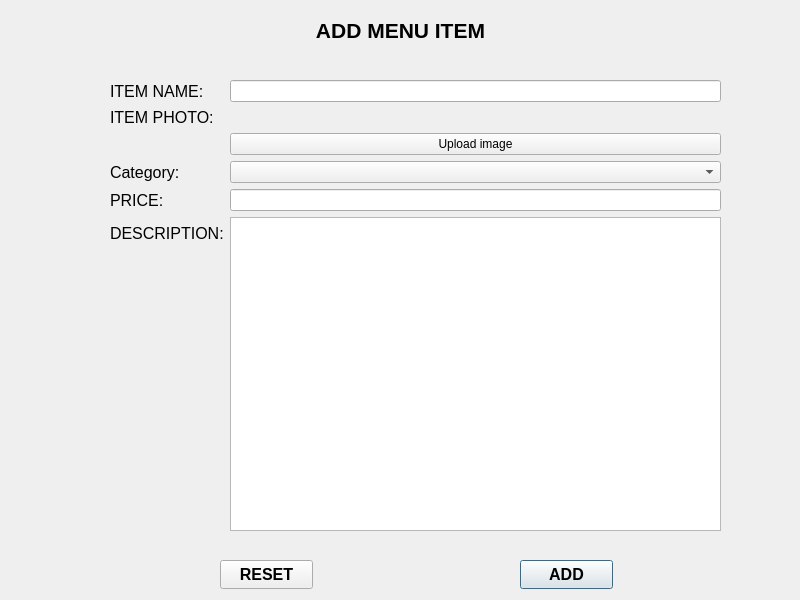
Old version of the form RMS_qt/addmenuitem.ui in the repository dev-pratik02/RMS.
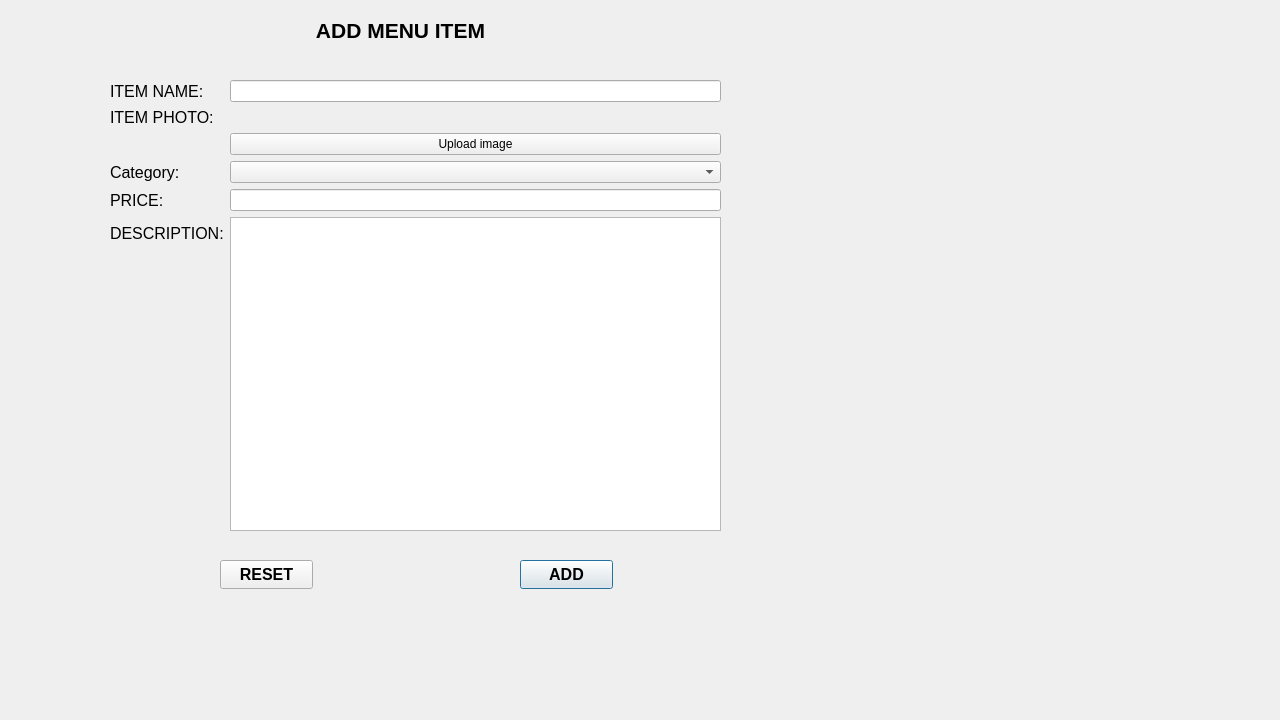
New version of the form.

The edit to the form file:
```diff
--- a/RMS_qt/addmenuitem.ui
+++ b/RMS_qt/addmenuitem.ui
@@ -6,8 +6,8 @@
    <rect>
     <x>0</x>
     <y>0</y>
-    <width>800</width>
-    <height>600</height>
+    <width>1280</width>
+    <height>720</height>
    </rect>
   </property>
   <property name="font">
```
